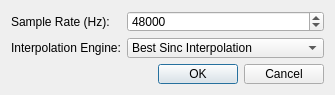
Before: the Qt Designer form qmmp/src/plugins/Effect/srconverter/settingsdialog.ui in Greedysky/TTKMusicPlayer, drawn with Qt 5.
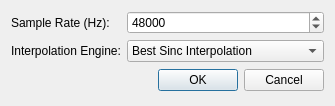
After: the same form once the commit is applied.

```diff
--- a/qmmp/src/plugins/Effect/srconverter/settingsdialog.ui
+++ b/qmmp/src/plugins/Effect/srconverter/settingsdialog.ui
@@ -7,19 +7,19 @@
     <x>0</x>
     <y>0</y>
     <width>335</width>
-    <height>95</height>
+    <height>106</height>
    </rect>
   </property>
   <property name="minimumSize">
    <size>
     <width>335</width>
-    <height>95</height>
+    <height>106</height>
    </size>
   </property>
   <property name="maximumSize">
    <size>
-    <width>335</width>
-    <height>95</height>
+    <width>377</width>
+    <height>106</height>
    </size>
   </property>
   <property name="windowTitle">
```
